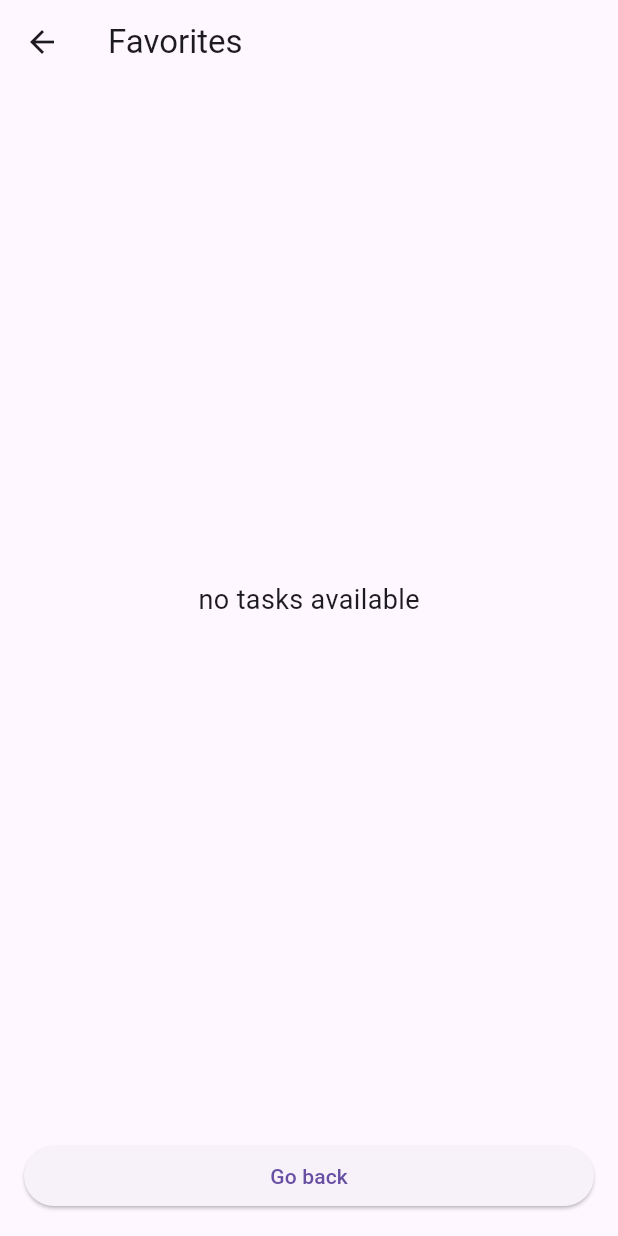
After one commit to shokhrukhorolov/practice_ui, a Flutter app: the screen it shows after launch, after a tap on "Checkout favorites", on a phone screen of 412 x 824 dp. The commit adds this screen. Run offline on Flutter 3.47's test engine with Material 3 defaults, Android fonts, the phone set to English and light mode, and no system bars.

Commit message:
created a probable app MVP

```diff
--- a/lib/flutter_practice_log/practice_08_02_10.dart
+++ b/lib/flutter_practice_log/practice_08_02_10.dart
@@ -1,15 +1,31 @@
 import 'package:flutter/material.dart';
 import 'package:provider/provider.dart';
+import 'package:ui_practices/models/favoriteprovider.dart';
 import 'package:ui_practices/models/themeprovider.dart';
 import 'package:ui_practices/models/todoprovider.dart';
+import 'package:ui_practices/secondscreen_roles/favorite_items.dart';
 
-class TodoScreen extends StatelessWidget {
+class TodoScreen extends StatefulWidget {
   const TodoScreen({super.key});
+
+  @override
+  State<TodoScreen> createState() => _TodoScreenState();
+}
+
+class _TodoScreenState extends State<TodoScreen> {
+  final TextEditingController controller = TextEditingController();
+
+  @override
+  void dispose() {
+    controller.dispose();
+    super.dispose();
+  }
 
   @override
   Widget build(BuildContext context) {
     final todoProvider = context.watch<TodoProvider>();
-    final TextEditingController controller = TextEditingController();
+    final favoriteProvider = context.watch<FavoriteProvider>();
+    final themeProvider = context.watch<ThemeProvider>();
 
     return Scaffold(
       appBar: AppBar(
@@ -18,7 +34,7 @@ class TodoScreen extends StatelessWidget {
           Consumer<ThemeProvider>(
             builder: (context, themeProvider, child) {
               return Switch(
-                value: ThemeProvider().isDark,
+                value: themeProvider.isDark,
                 onChanged: (_) => themeProvider.toggleTheme(),
               );
             },
@@ -57,16 +73,46 @@ class TodoScreen extends StatelessWidget {
                 itemCount: todoProvider.tasks.length,
                 itemBuilder: (context, index) {
                   final task = todoProvider.tasks[index];
+                  final isFav = favoriteProvider.isFavorite(task);
                   return ListTile(
+                    key: ValueKey(task),
                     title: Text(task),
-                    trailing: IconButton(
-                      onPressed: () => todoProvider.removeTask(index),
-                      icon: const Icon(Icons.delete, color: Colors.red),
+                    trailing: Wrap(
+                      spacing: 0,
+                      children: [
+                        IconButton(
+                          onPressed: () {
+                            favoriteProvider.toggleFavorite(task);
+                          },
+                          icon: Icon(
+                            isFav ? Icons.star : Icons.star_border,
+                            color: isFav ? Colors.amber : Colors.grey,
+                          ),
+                        ),
+                        IconButton(
+                          onPressed: () => todoProvider.removeTask(index),
+                          icon: const Icon(Icons.delete, color: Colors.red),
+                        ),
+                      ],
                     ),
                   );
                 },
               ),
             ),
+            Center(
+              child: ElevatedButton(
+                onPressed: () {
+                  Navigator.push(
+                    context,
+                    MaterialPageRoute<void>(
+                      builder: (context) => const FavouriteScreen(),
+                    ),
+                  );
+                },
+                child: Text('Checkout favorites'),
+              ),
+            ),
+            const SizedBox(height: 20),
           ],
         ),
       ),
--- a/lib/main.dart
+++ b/lib/main.dart
@@ -11,6 +11,7 @@ import 'package:ui_practices/flutter_practice_log/practice_4_27_09.dart';
 import 'package:ui_practices/flutter_practice_log/practice_5_28_09.dart';
 import 'package:ui_practices/flutter_practice_log/practice_6_29_09.dart';
 import 'package:ui_practices/models/counter_provider.dart';
+import 'package:ui_practices/models/favoriteprovider.dart';
 import 'package:ui_practices/models/navigation.dart';
 import 'package:ui_practices/models/themeprovider.dart';
 import 'package:ui_practices/models/todoprovider.dart';
@@ -21,6 +22,7 @@ void main() {
       providers: [
         ChangeNotifierProvider(create: (_) => TodoProvider()),
         ChangeNotifierProvider(create: (_) => ThemeProvider()),
+        ChangeNotifierProvider(create: (_) => FavoriteProvider()),
       ],
       child: const MyApp(),
     ),
--- /dev/null
+++ b/lib/models/favoriteprovider.dart
@@ -0,0 +1,23 @@
+import 'package:flutter/foundation.dart';
+import 'package:flutter/material.dart';
+
+class FavoriteProvider with ChangeNotifier {
+
+  final List<String> _favorites = [];
+
+  List<String> get favorites => _favorites;
+
+  bool isFavorite(String task) {
+    return _favorites.contains(task);
+  }
+
+  void toggleFavorite(String task) {
+    if (_favorites.contains(task)) {
+      _favorites.remove(task);
+    }  else {
+      _favorites.add(task);
+    }
+    notifyListeners();
+  }
+
+}
--- /dev/null
+++ b/lib/secondscreen_roles/favorite_items.dart
@@ -0,0 +1,49 @@
+import 'package:flutter/material.dart';
+import 'package:provider/provider.dart';
+import 'package:ui_practices/models/favoriteprovider.dart';
+
+class FavouriteScreen extends StatelessWidget {
+  const FavouriteScreen({super.key});
+
+  @override
+  Widget build(BuildContext context) {
+    final favoriteProvider = context.watch<FavoriteProvider>();
+
+    return Scaffold(
+      appBar: AppBar(title: const Text('Favorites')),
+      body: favoriteProvider.favorites.isEmpty
+          ? const Center(
+        child: Text(
+          'no tasks available',
+          style: TextStyle(fontSize: 18),
+        ),
+      )
+          : ListView.builder(
+        itemCount: favoriteProvider.favorites.length,
+        itemBuilder: (context, index) {
+          final task = favoriteProvider.favorites[index];
+
+          return ListTile(
+            key: ValueKey(task),
+            title: Text(task),
+            trailing: IconButton(
+              icon: const Icon(Icons.delete, color: Colors.red),
+              onPressed: () {
+                favoriteProvider.toggleFavorite(task);
+              },
+            ),
+          );
+        },
+      ),
+      bottomNavigationBar: Padding(
+        padding: const EdgeInsets.all(16.0),
+        child: ElevatedButton(
+          onPressed: () {
+            Navigator.pop(context);
+          },
+          child: const Text('Go back'),
+        ),
+      ),
+    );
+  }
+}
```
